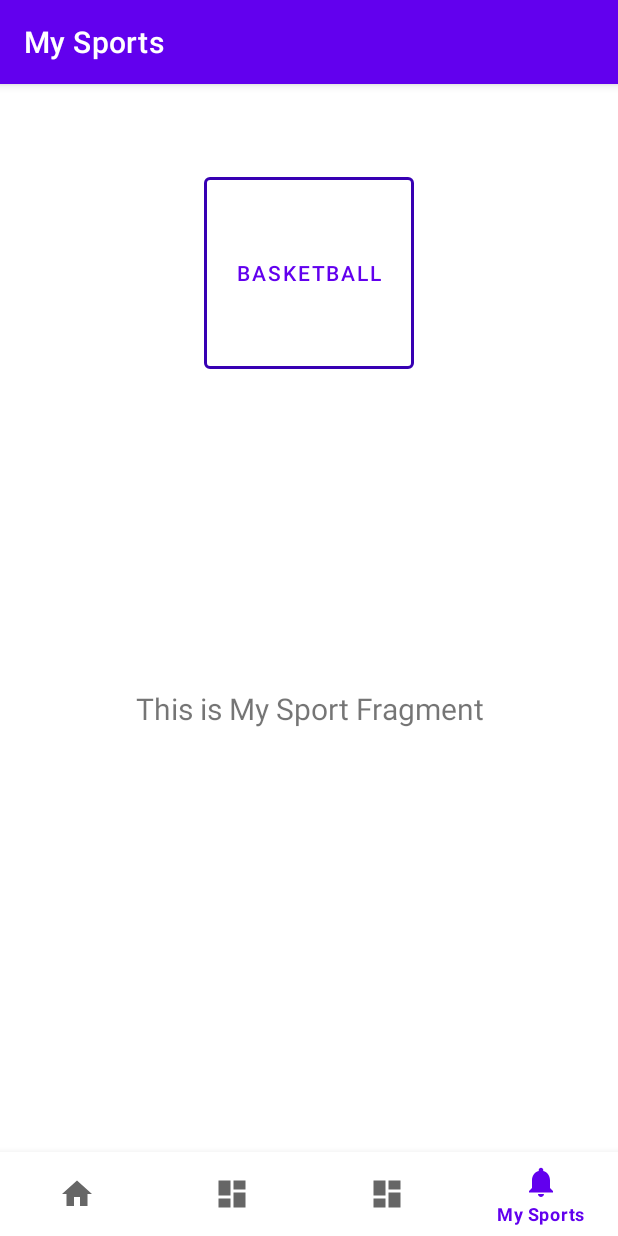
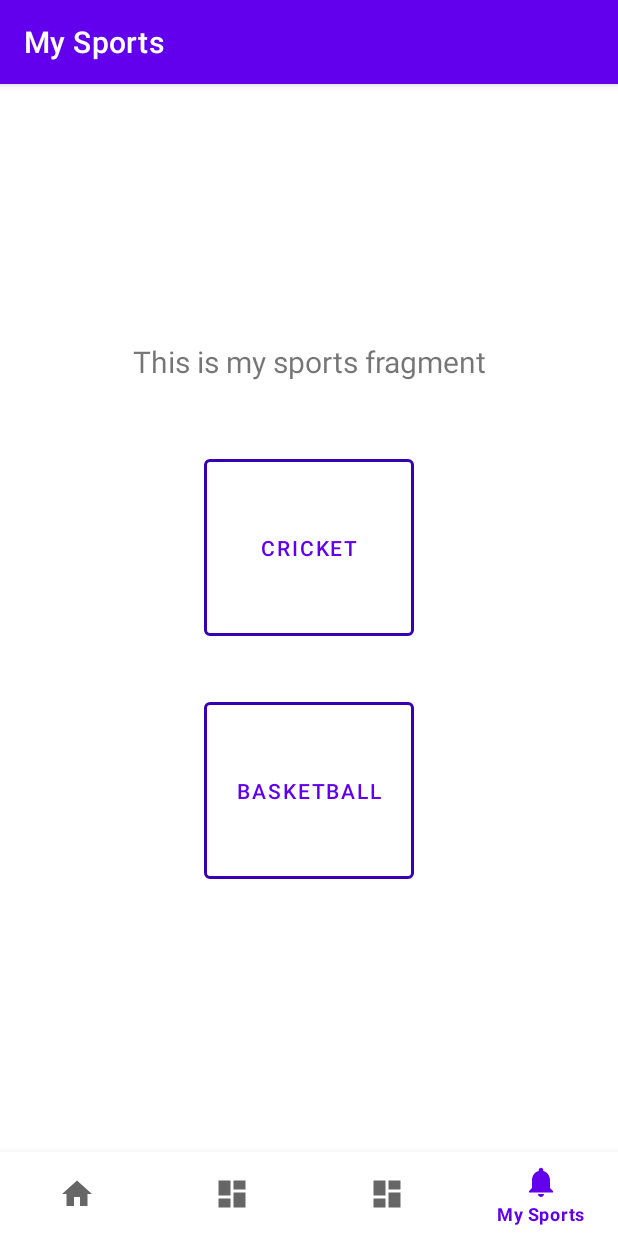
Before and after one commit to aas008/MySports_v1, an Android app: the MySportFragment screen opened through its navigation route, on a phone screen of 412 x 824 dp. Run offline under Robolectric (Android 15) with nearby library versions, the phone set to English and light mode, and no system bars; our stand-ins replace navigation-ui.

Commit message:
1st May- Help for Basketball Button (IT 216)

```diff
--- a/app/build.gradle
+++ b/app/build.gradle
@@ -45,6 +45,8 @@ dependencies {
     implementation 'androidx.lifecycle:lifecycle-viewmodel-ktx:2.4.1'
     implementation 'androidx.navigation:navigation-fragment-ktx:2.5.3'
     implementation 'androidx.navigation:navigation-ui-ktx:2.5.3'
+    implementation 'androidx.legacy:legacy-support-v4:1.0.0'
+    implementation 'androidx.recyclerview:recyclerview:1.2.1'
 //    implementation 'androidx.core:core-ktx:+'
     testImplementation 'junit:junit:4.13.2'
     androidTestImplementation 'androidx.test.ext:junit:1.1.5'
--- a/app/src/main/java/com/example/mysports/ui/my_sport/MySportFragment.kt
+++ b/app/src/main/java/com/example/mysports/ui/my_sport/MySportFragment.kt
@@ -9,6 +9,8 @@ import android.widget.Button
 import android.widget.EditText
 import android.widget.TextView
 import androidx.fragment.app.Fragment
+import androidx.fragment.app.FragmentManager
+import androidx.fragment.app.FragmentTransaction
 import androidx.lifecycle.ViewModelProvider
 import androidx.navigation.Navigation
 import com.example.mysports.R
@@ -28,18 +30,31 @@ class MySportFragment : Fragment() {
         container: ViewGroup?,
         savedInstanceState: Bundle?
     ): View {
-        val notificationsViewModel =
-            ViewModelProvider(this).get(MySportViewModel::class.java)
+        val v = inflater.inflate(R.layout.fragment_mysports,  container, false)
+        val bt = v.findViewById<Button>(R.id.button_basketball)
+        //Need help making this button clickable
 
-        _binding = FragmentMysportsBinding.inflate(inflater, container, false)
-       val root: View = binding.root
+//        bt.setOnClickListener (navigation.createNavigateOnClickListener(R.id.nav_my_sports_to_blankbasketball))
+//        {
+//
+//            val basketballFragmentVal = BlankBasketballFragment()
+//            val transaction: FragmentTransaction = requireFragmentManager().beginTransaction()
+//            transaction.replace(R.id.container,basketballFragmentVal)
+//            transaction.commit()
+//        }
 
-        val textView: TextView = binding.textMySport
-        notificationsViewModel.text.observe(viewLifecycleOwner) {
-            textView.text = it
-        }
+//        val notificationsViewModel =
+//            ViewModelProvider(this).get(MySportViewModel::class.java)
+//
+//        _binding = FragmentMysportsBinding.inflate(inflater, container, false)
+//       val root: View = binding.root
+//
+//        val textView: TextView = binding.textMySport
+//        notificationsViewModel.text.observe(viewLifecycleOwner) {
+//            textView.text = it
+//        }
 
-      return root
+      return v.rootView
     }
 
     override fun onDestroyView() {
--- a/app/src/main/res/layout/fragment_mysports.xml
+++ b/app/src/main/res/layout/fragment_mysports.xml
@@ -8,26 +8,44 @@
 
     <TextView
         android:id="@+id/textMySport"
-        android:layout_width="match_parent"
+        android:layout_width="0dp"
         android:layout_height="wrap_content"
-        android:layout_marginStart="8dp"
-        android:layout_marginTop="8dp"
-        android:layout_marginEnd="8dp"
+        android:layout_marginTop="115dp"
+        android:layout_marginBottom="45dp"
+        android:text="This is my sports fragment"
         android:textAlignment="center"
         android:textSize="20sp"
-        app:layout_constraintBottom_toBottomOf="parent"
+        app:layout_constraintBottom_toTopOf="@+id/button_cricket"
         app:layout_constraintEnd_toEndOf="parent"
         app:layout_constraintStart_toStartOf="parent"
         app:layout_constraintTop_toTopOf="parent" />
+
+
+    <com.google.android.material.button.MaterialButton
+        android:id="@+id/button_cricket"
+        style="@style/button_card"
+        android:layout_width="140dp"
+        android:layout_height="0dp"
+
+        android:layout_marginBottom="32dp"
+        android:text="@string/Cricket"
+        app:layout_constraintBottom_toTopOf="@+id/button_basketball"
+        app:layout_constraintEnd_toEndOf="parent"
+        app:layout_constraintStart_toStartOf="parent"
+        app:layout_constraintTop_toBottomOf="@+id/textMySport"
+        tools:ignore="MissingConstraints" />
+
     <com.google.android.material.button.MaterialButton
         android:id="@+id/button_basketball"
         style="@style/button_card"
         android:layout_width="140dp"
-        android:layout_height="140dp"
-        android:layout_marginTop="16dp"
+        android:layout_height="0dp"
+
+        android:layout_marginBottom="232dp"
         android:text="@string/Basketball"
-
+        app:layout_constraintBottom_toBottomOf="parent"
         app:layout_constraintEnd_toEndOf="parent"
         app:layout_constraintStart_toStartOf="parent"
+        app:layout_constraintTop_toBottomOf="@+id/button_cricket"
         tools:ignore="MissingConstraints" />
 </androidx.constraintlayout.widget.ConstraintLayout>
--- a/app/src/main/res/values/dimens.xml
+++ b/app/src/main/res/values/dimens.xml
@@ -2,4 +2,5 @@
     <!-- Default screen margins, per the Android Design guidelines. -->
     <dimen name="activity_horizontal_margin">16dp</dimen>
     <dimen name="activity_vertical_margin">16dp</dimen>
+    <dimen name="text_margin">16dp</dimen>
 </resources>
--- a/app/src/main/res/values/strings.xml
+++ b/app/src/main/res/values/strings.xml
@@ -5,5 +5,6 @@
     <string name="title_profile">Profile</string>
     <string name="title_my_sports">My Sports</string>
     <string name="Basketball"> Basketball </string>
-    <string name="BasketballIntro"> Introduction to Basketball </string>
+    <string name="BasketballIntro"> Introduction to Basketball. This is a different fragment. </string>
+    <string name="Cricket">Cricket</string>
 </resources>
```
Also changed, not shown: app/src/main/java/com/example/mysports/ui/my_sport/BlankBasketballFragment.kt (added, +30 -0 lines), app/src/main/java/com/example/mysports/ui/my_sport/placeholder/PlaceholderContent.kt (added, +57 -0 lines), app/src/main/res/layout/fragment_blank_basketball.xml (added, +15 -0 lines).
